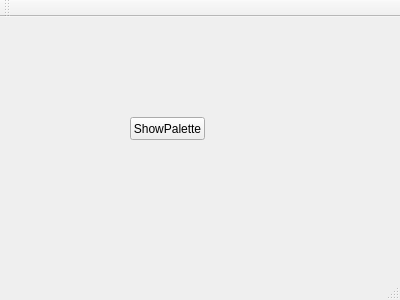
Old version of the form ParkanImageViewer/ParkanImageViewer/viewer_app.ui in the repository DinoL/Parkan.
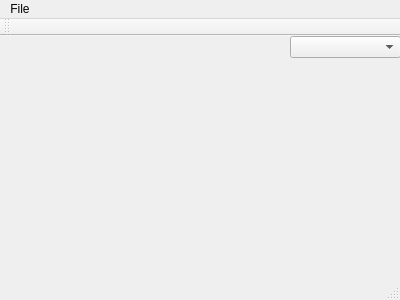
New version of the form.

Commit message: [+] Add combo box to select palette

Diff of the .ui file:
```diff
--- a/ParkanImageViewer/ParkanImageViewer/viewer_app.ui
+++ b/ParkanImageViewer/ParkanImageViewer/viewer_app.ui
@@ -14,18 +14,15 @@
    <string>ViewerApp</string>
   </property>
   <widget class="QWidget" name="centralWidget">
-   <widget class="QPushButton" name="pushButton">
+   <widget class="QComboBox" name="select_palette_combo_box">
     <property name="geometry">
      <rect>
-      <x>130</x>
-      <y>100</y>
-      <width>75</width>
-      <height>23</height>
+      <x>290</x>
+      <y>0</y>
+      <width>111</width>
+      <height>22</height>
      </rect>
     </property>
-    <property name="text">
-     <string>ShowPalette</string>
-    </property>
    </widget>
   </widget>
   <widget class="QMenuBar" name="menuBar">
@@ -37,6 +34,15 @@
      <height>21</height>
     </rect>
    </property>
+   <widget class="QMenu" name="menuOpen_Image">
+    <property name="title">
+     <string>File</string>
+    </property>
+    <addaction name="actionOpen_Image"/>
+    <addaction name="separator"/>
+    <addaction name="actionExit"/>
+   </widget>
+   <addaction name="menuOpen_Image"/>
   </widget>
   <widget class="QToolBar" name="mainToolBar">
    <attribute name="toolBarArea">
```
Left out of the diff: 16 changed lines with no effect on the pictures. The commit also changes 2 other files.
